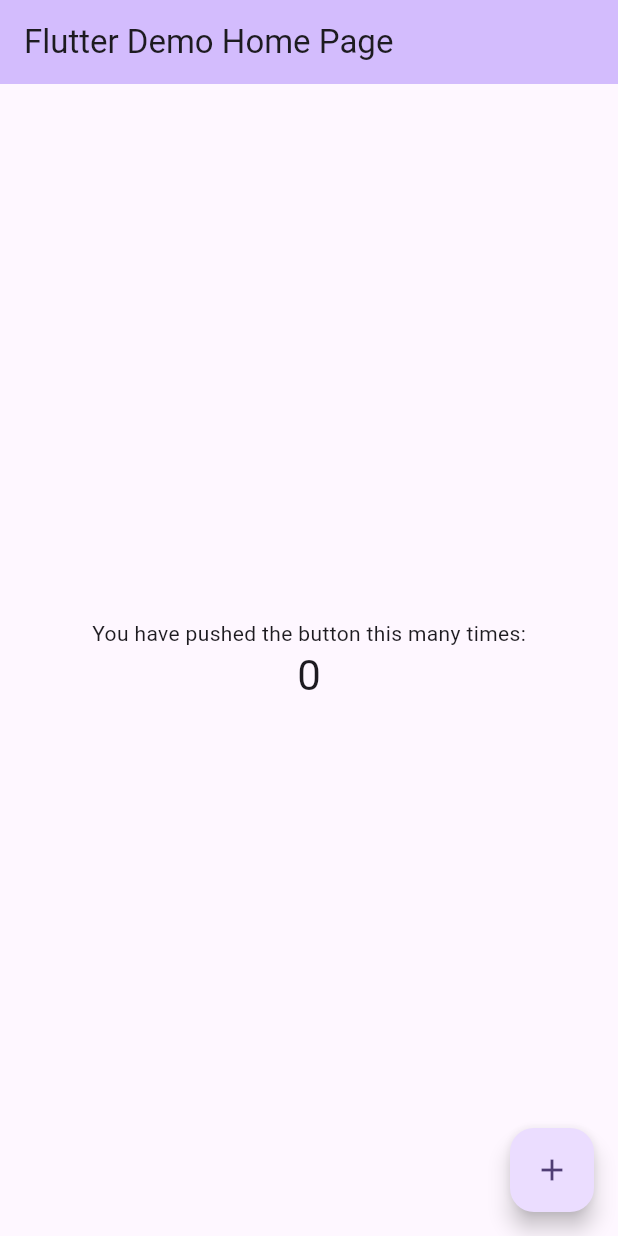
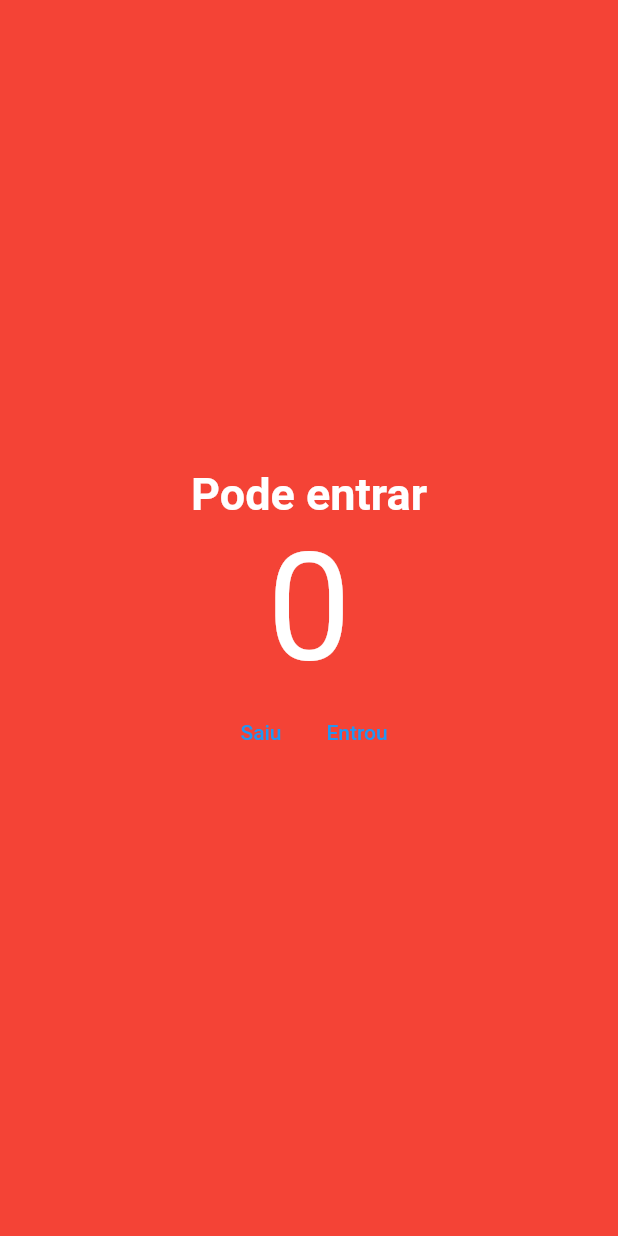
Before and after one commit to mihcristina/contador_flutter, a Flutter app: the screen it shows after launch, on a phone screen of 412 x 824 dp. Run offline on Flutter 3.47's test engine with Material 2 defaults, Android fonts, the phone set to English and light mode, and no system bars.

Commit message:
Adiciona primeiros componentes

```diff
--- a/lib/main.dart
+++ b/lib/main.dart
@@ -7,119 +7,60 @@ void main() {
 class MyApp extends StatelessWidget {
   const MyApp({super.key});
 
-  // This widget is the root of your application.
   @override
   Widget build(BuildContext context) {
-    return MaterialApp(
-      title: 'Flutter Demo',
-      theme: ThemeData(
-        // This is the theme of your application.
-        //
-        // TRY THIS: Try running your application with "flutter run". You'll see
-        // the application has a blue toolbar. Then, without quitting the app,
-        // try changing the seedColor in the colorScheme below to Colors.green
-        // and then invoke "hot reload" (save your changes or press the "hot
-        // reload" button in a Flutter-supported IDE, or press "r" if you used
-        // the command line to start the app).
-        //
-        // Notice that the counter didn't reset back to zero; the application
-        // state is not lost during the reload. To reset the state, use hot
-        // restart instead.
-        //
-        // This works for code too, not just values: Most code changes can be
-        // tested with just a hot reload.
-        colorScheme: ColorScheme.fromSeed(seedColor: Colors.deepPurple),
-        useMaterial3: true,
-      ),
-      home: const MyHomePage(title: 'Flutter Demo Home Page'),
-    );
+    return const MaterialApp(home: HomePage());
   }
 }
 
-class MyHomePage extends StatefulWidget {
-  const MyHomePage({super.key, required this.title});
+class HomePage extends StatelessWidget {
+  const HomePage({super.key});
 
-  // This widget is the home page of your application. It is stateful, meaning
-  // that it has a State object (defined below) that contains fields that affect
-  // how it looks.
-
-  // This class is the configuration for the state. It holds the values (in this
-  // case the title) provided by the parent (in this case the App widget) and
-  // used by the build method of the State. Fields in a Widget subclass are
-  // always marked "final".
-
-  final String title;
-
-  @override
-  State<MyHomePage> createState() => _MyHomePageState();
+  void decrement() {
+    print('Decrement');
   }
 
-class _MyHomePageState extends State<MyHomePage> {
-  int _counter = 0;
-
-  void _incrementCounter() {
-    setState(() {
-      // This call to setState tells the Flutter framework that something has
-      // changed in this State, which causes it to rerun the build method below
-      // so that the display can reflect the updated values. If we changed
-      // _counter without calling setState(), then the build method would not be
-      // called again, and so nothing would appear to happen.
-      _counter++;
-    });
+  void increment() {
+    print('Incremend');
   }
 
   @override
   Widget build(BuildContext context) {
-    // This method is rerun every time setState is called, for instance as done
-    // by the _incrementCounter method above.
-    //
-    // The Flutter framework has been optimized to make rerunning build methods
-    // fast, so that you can just rebuild anything that needs updating rather
-    // than having to individually change instances of widgets.
     return Scaffold(
-      appBar: AppBar(
-        // TRY THIS: Try changing the color here to a specific color (to
-        // Colors.amber, perhaps?) and trigger a hot reload to see the AppBar
-        // change color while the other colors stay the same.
-        backgroundColor: Theme.of(context).colorScheme.inversePrimary,
-        // Here we take the value from the MyHomePage object that was created by
-        // the App.build method, and use it to set our appbar title.
-        title: Text(widget.title),
+      backgroundColor: Colors.red,
+      body: Column(
+        mainAxisAlignment: MainAxisAlignment.center,
+        children: [
+          const Text(
+            'Pode entrar',
+            style: TextStyle(
+              fontSize: 30,
+              fontWeight: FontWeight.bold,
+              color: Colors.white,
             ),
-      body: Center(
-        // Center is a layout widget. It takes a single child and positions it
-        // in the middle of the parent.
-        child: Column(
-          // Column is also a layout widget. It takes a list of children and
-          // arranges them vertically. By default, it sizes itself to fit its
-          // children horizontally, and tries to be as tall as its parent.
-          //
-          // Column has various properties to control how it sizes itself and
-          // how it positions its children. Here we use mainAxisAlignment to
-          // center the children vertically; the main axis here is the vertical
-          // axis because Columns are vertical (the cross axis would be
-          // horizontal).
-          //
-          // TRY THIS: Invoke "debug painting" (choose the "Toggle Debug Paint"
-          // action in the IDE, or press "p" in the console), to see the
-          // wireframe for each widget.
+          ),
+          const Text(
+            '0',
+            style: TextStyle(
+              fontSize: 100,
+              color: Colors.white,
+            ),
+          ),
+          Row(
             mainAxisAlignment: MainAxisAlignment.center,
-          children: <Widget>[
-            const Text(
-              'You have pushed the button this many times:',
+            children: [
+              TextButton(
+                onPressed: decrement,
+                child: Text('Saiu'),
               ),
-            Text(
-              '$_counter',
-              style: Theme.of(context).textTheme.headlineMedium,
+              TextButton(
+                onPressed: increment,
+                child: Text('Entrou'),
               ),
             ],
           ),
+        ],
       ),
-      floatingActionButton: FloatingActionButton(
-        onPressed: _incrementCounter,
-        tooltip: 'Increment',
-        child: const Icon(Icons.add),
-      ), // This trailing comma makes auto-formatting nicer for build methods.
     );
   }
 }
```
Lines whose indentation alone changed are shown as unchanged.
